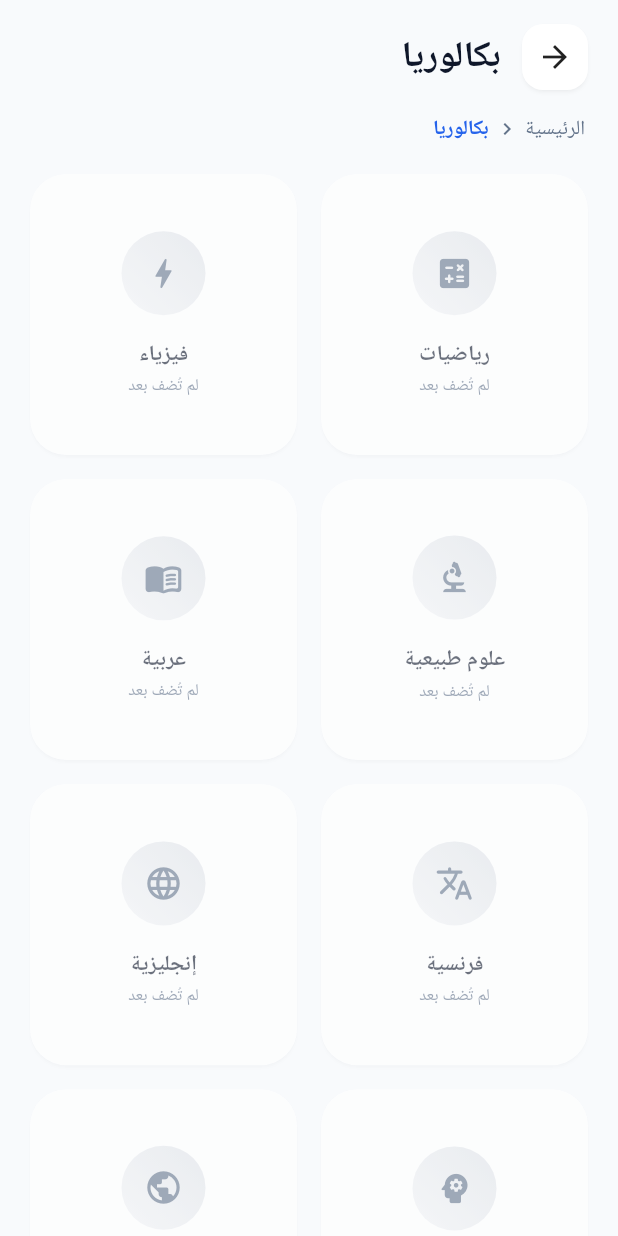
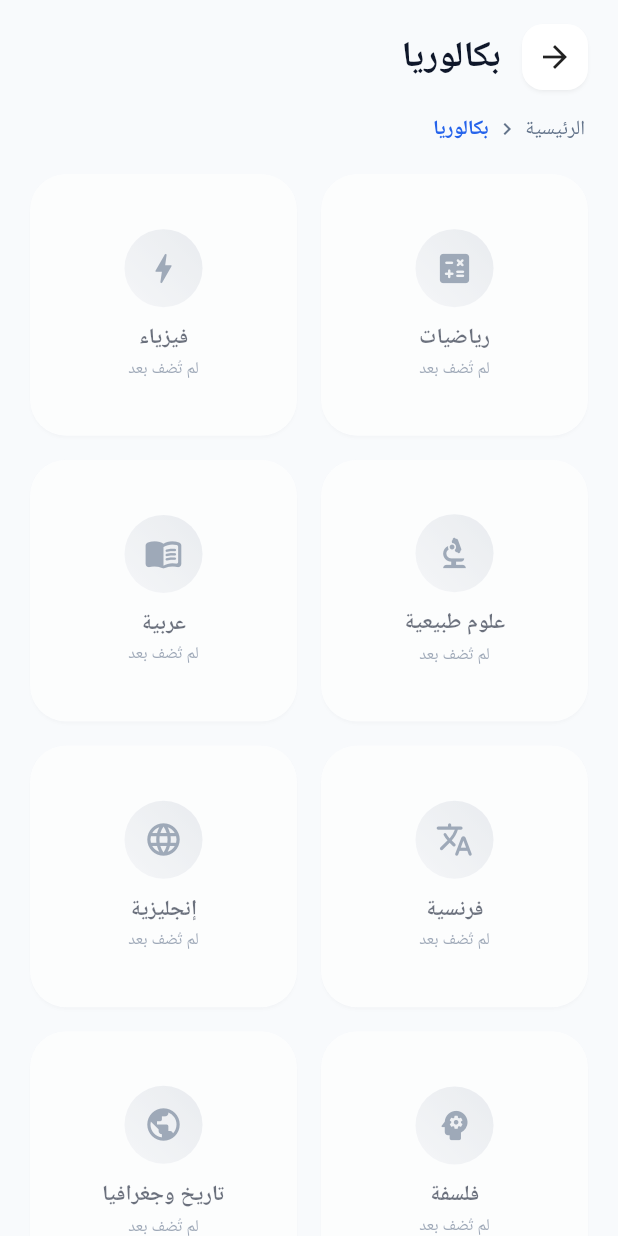
Before and after one commit to Poasherkir/bac-archive, a Flutter app: the YearScreen screen opened directly with empty values, on a phone screen of 412 x 824 dp. Run offline on Flutter 3.47's test engine with Material 3 defaults, Android fonts, the phone set to English and light mode, and no system bars; our stand-ins replace connectivity_plus, flutter_riverpod, go_router, google_fonts, share_plus, shared_preferences and 1 more; missing offline and left inert: pdfx; accounts and stored records are empty; Roboto replaces fonts that are missing (Alexandria).

Commit message:
Tighten year and subject card heights for denser browsing

```diff
--- a/app/lib/screens/home_screen.dart
+++ b/app/lib/screens/home_screen.dart
@@ -152,7 +152,7 @@ class _HomeScreenState extends ConsumerState<HomeScreen> {
                       maxCrossAxisExtent: 240,
                       mainAxisSpacing: 16,
                       crossAxisSpacing: 16,
-                      mainAxisExtent: 132,
+                      mainAxisExtent: 120,
                     ),
                     itemCount: filtered.length,
                     itemBuilder: (context, i) {
--- a/app/lib/screens/year_screen.dart
+++ b/app/lib/screens/year_screen.dart
@@ -67,7 +67,7 @@ class YearScreen extends ConsumerWidget {
                   maxCrossAxisExtent: 240,
                   mainAxisSpacing: 16,
                   crossAxisSpacing: 16,
-                  childAspectRatio: 0.95,
+                  childAspectRatio: 1.02,
                 ),
                 itemCount: kBrowseSubjects.length,
                 itemBuilder: (context, i) {
--- a/app/lib/widgets/subject_card.dart
+++ b/app/lib/widgets/subject_card.dart
@@ -51,13 +51,13 @@ class _SubjectCardState extends State<SubjectCard> {
               button: true,
               label: widget.label,
               child: Padding(
-                padding: const EdgeInsets.all(20),
+                padding: const EdgeInsets.all(16),
                 child: Column(
                   mainAxisAlignment: MainAxisAlignment.center,
                   children: [
                     Container(
-                      width: 56,
-                      height: 56,
+                      width: 52,
+                      height: 52,
                       decoration: BoxDecoration(
                         shape: BoxShape.circle,
                         gradient: LinearGradient(
@@ -72,7 +72,7 @@ class _SubjectCardState extends State<SubjectCard> {
                       child: Icon(iconForSubject(widget.label),
                           color: accent, size: 26),
                     ),
-                    const SizedBox(height: 16),
+                    const SizedBox(height: 10),
                     Text(
                       widget.label,
                       textAlign: TextAlign.center,
```
Also changed, not shown: app/lib/widgets/year_card.dart (+4 -4 lines).
